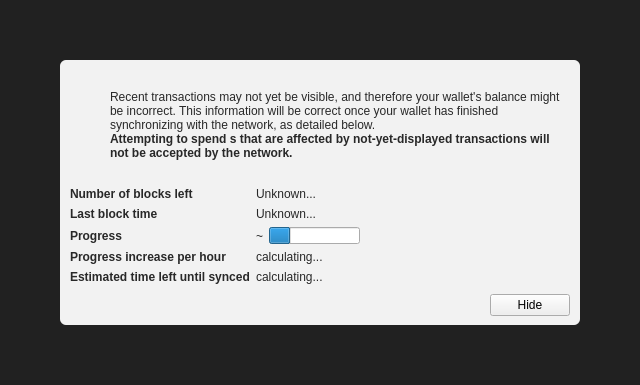
Above: src/qt/forms/modaloverlay.ui from utarn/litecoin before the change. Below: the same form after it.
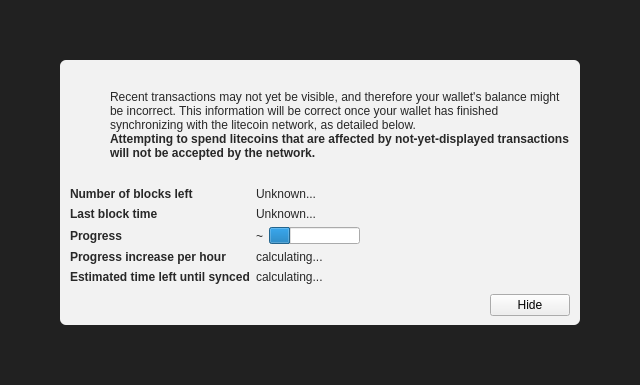
That is the form after the change. Icons and pictures are not drawn. Custom widgets are drawn as their Qt base class.

```diff
--- a/src/qt/forms/modaloverlay.ui
+++ b/src/qt/forms/modaloverlay.ui
@@ -130,7 +130,7 @@
              <item>
               <widget class="QLabel" name="infoText">
                <property name="text">
-                <string>Recent transactions may not yet be visible, and therefore your wallet's balance might be incorrect. This information will be correct once your wallet has finished synchronizing with the  network, as detailed below.</string>
+                <string>Recent transactions may not yet be visible, and therefore your wallet's balance might be incorrect. This information will be correct once your wallet has finished synchronizing with the litecoin network, as detailed below.</string>
                </property>
                <property name="textFormat">
                 <enum>Qt::RichText</enum>
@@ -149,7 +149,7 @@
                 </font>
                </property>
                <property name="text">
-                <string>Attempting to spend s that are affected by not-yet-displayed transactions will not be accepted by the network.</string>
+                <string>Attempting to spend litecoins that are affected by not-yet-displayed transactions will not be accepted by the network.</string>
                </property>
                <property name="textFormat">
                 <enum>Qt::RichText</enum>
```
